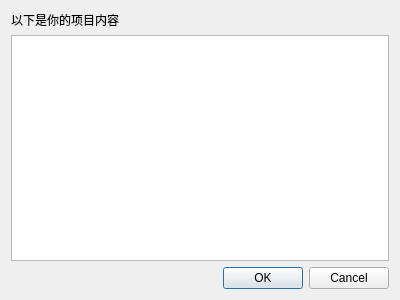
This is Project/DialogSaveFile.ui in xqyjlj/ChmcuInit as Qt 5 draws it before an edit. The edited form follows.
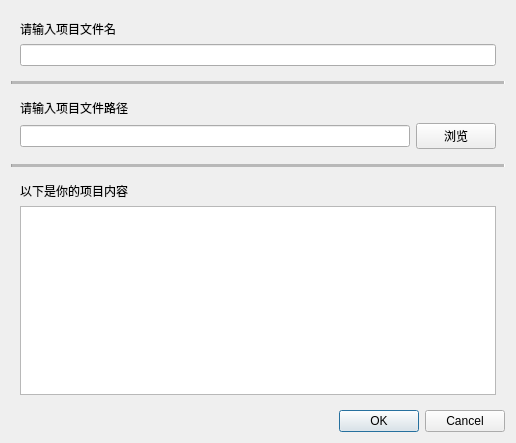
This is the edited form.

Commit message: 优化界面，现在已经能够实现GPIO输入输出的代码生成了

```diff
--- a/Project/DialogSaveFile.ui
+++ b/Project/DialogSaveFile.ui
@@ -6,13 +6,81 @@
    <rect>
     <x>0</x>
     <y>0</y>
-    <width>400</width>
-    <height>300</height>
+          <width>516</width>
+          <height>443</height>
    </rect>
   </property>
   <property name="windowTitle">
    <string>DialogSaveFile</string>
   </property>
+     <layout class="QVBoxLayout" name="verticalLayout_2">
+         <item>
+             <widget class="QWidget" name="widget_3" native="true">
+                 <layout class="QGridLayout" name="gridLayout_2">
+                     <item row="1" column="0">
+                         <widget class="QLineEdit" name="u_lineEditProjectName"/>
+                     </item>
+                     <item row="0" column="0">
+                         <widget class="QLabel" name="label_2">
+                             <property name="text">
+                                 <string>请输入项目文件名</string>
+                             </property>
+                         </widget>
+                     </item>
+                 </layout>
+             </widget>
+         </item>
+         <item>
+             <widget class="Line" name="line_2">
+                 <property name="lineWidth">
+                     <number>1</number>
+                 </property>
+                 <property name="midLineWidth">
+                     <number>5</number>
+                 </property>
+                 <property name="orientation">
+                     <enum>Qt::Horizontal</enum>
+                 </property>
+             </widget>
+         </item>
+         <item>
+             <widget class="QWidget" name="widget_2" native="true">
+                 <layout class="QGridLayout" name="gridLayout">
+                     <item row="1" column="0">
+                         <widget class="QLineEdit" name="u_lineEditProjectDir"/>
+                     </item>
+                     <item row="0" column="0">
+                         <widget class="QLabel" name="label">
+                             <property name="text">
+                                 <string>请输入项目文件路径</string>
+                             </property>
+                         </widget>
+                     </item>
+                     <item row="1" column="1">
+                         <widget class="QPushButton" name="u_pushButtonProjectDir">
+                             <property name="text">
+                                 <string>浏览</string>
+                             </property>
+                         </widget>
+                     </item>
+                 </layout>
+             </widget>
+         </item>
+         <item>
+             <widget class="Line" name="line">
+                 <property name="lineWidth">
+                     <number>1</number>
+                 </property>
+                 <property name="midLineWidth">
+                     <number>5</number>
+                 </property>
+                 <property name="orientation">
+                     <enum>Qt::Horizontal</enum>
+                 </property>
+             </widget>
+         </item>
+         <item>
+             <widget class="QWidget" name="widget" native="true">
   <layout class="QVBoxLayout" name="verticalLayout">
    <item>
     <widget class="QLabel" name="ulabel">
@@ -22,10 +90,13 @@
     </widget>
    </item>
    <item>
-    <widget class="QTextBrowser" name="utextBrowser"/>
+                         <widget class="QTextBrowser" name="u_textBrowserProjectContent"/>
+                     </item>
+                 </layout>
+             </widget>
    </item>
    <item>
-    <widget class="QDialogButtonBox" name="ubuttonBox">
+             <widget class="QDialogButtonBox" name="u_buttonBox">
      <property name="orientation">
       <enum>Qt::Horizontal</enum>
      </property>
```
Left out of the diff: 2 changed lines with no effect on the pictures. Lines whose indentation alone changed are shown as unchanged. The commit also changes 54 other files.
